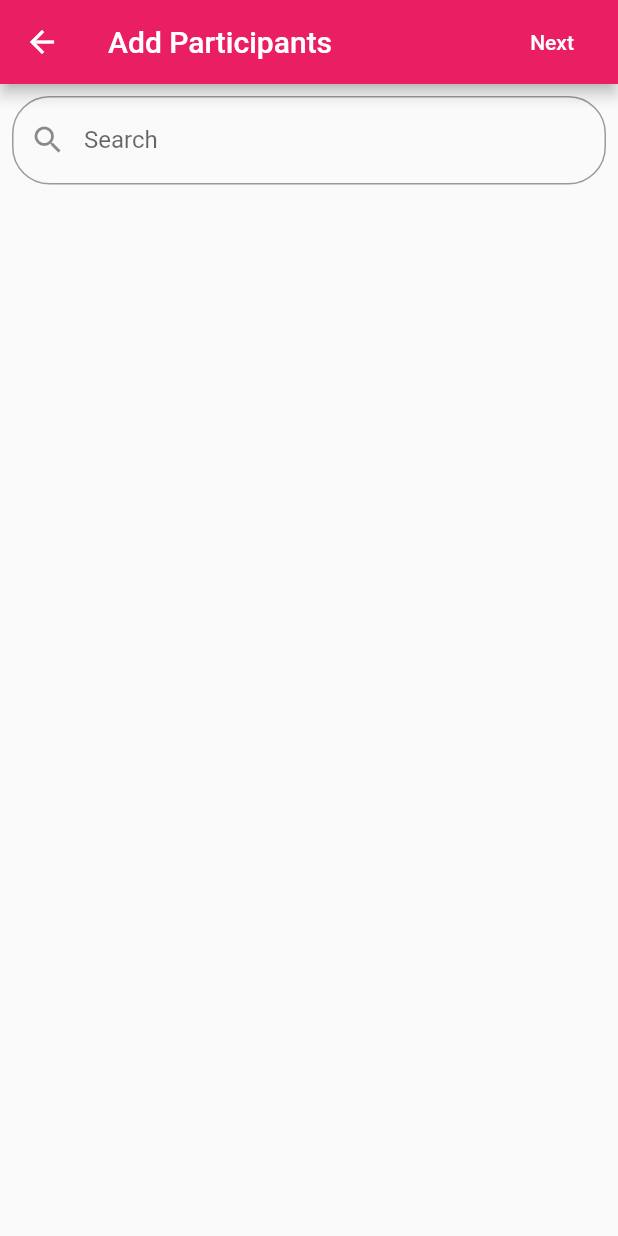
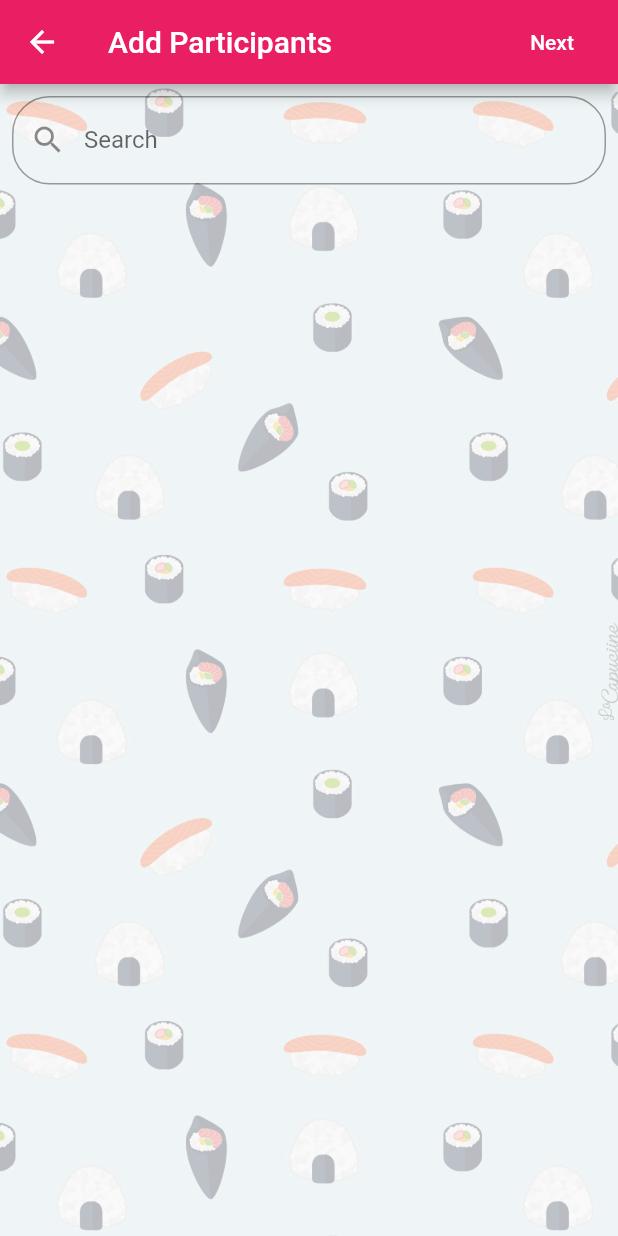
Before and after one commit to Lucria/Orbital2019_QuickDiv, a Flutter app: the AddUserGroupPage screen opened by its route, on a phone screen of 412 x 824 dp. Run offline on Flutter 3.47's test engine with Material 2 defaults, Android fonts, the light colour scheme and no system bars; our stand-ins replace contacts_service, image_cropper, image_picker, permission_handler, rflutter_alert, validators; missing offline and left inert: animated_floatactionbuttons, firebase_ml_vision; accounts and stored records are empty.

Commit message:
[Feat] Added backgrounds to contacts page

```diff
--- a/lib/pages/add_user_group.dart
+++ b/lib/pages/add_user_group.dart
@@ -2,6 +2,7 @@ import 'dart:async';
 import 'package:flutter/material.dart';
 import 'package:contacts_service/contacts_service.dart';
 import 'package:permission_handler/permission_handler.dart';
+import 'package:quickdiv_orbital2019/widget/ui_elements/background.dart';
 import 'package:scoped_model/scoped_model.dart';
 import './create_group_name.dart';
 import '../models/custom_contacts.dart';
@@ -215,6 +216,7 @@ class _AddUserGroupPage extends State<AddUserGroupPage> {
         ),
         body: !_isLoading
             ? Container(
+                decoration: BackgroundImage.myBoxDecoration(),
                 child: Column(
                 children: <Widget>[
                   Padding(
```
